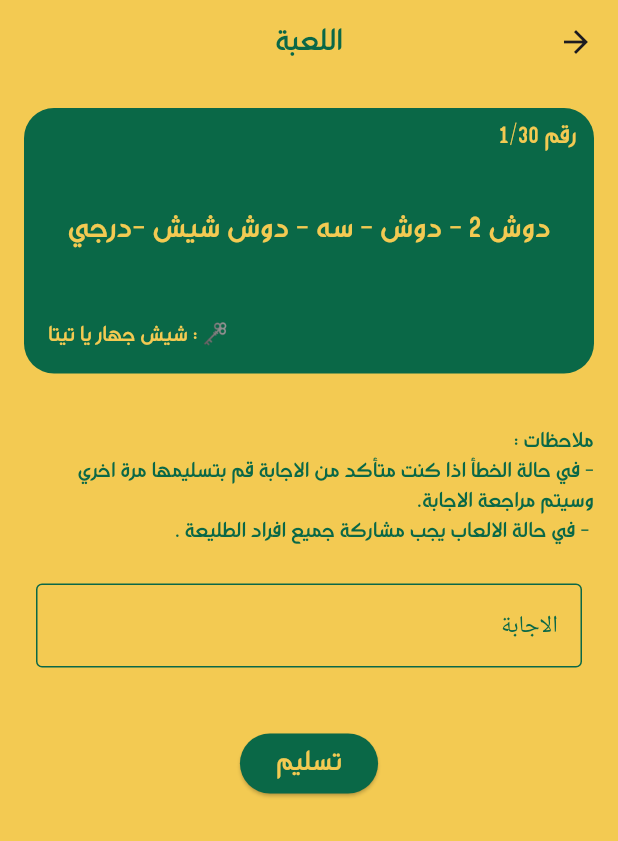
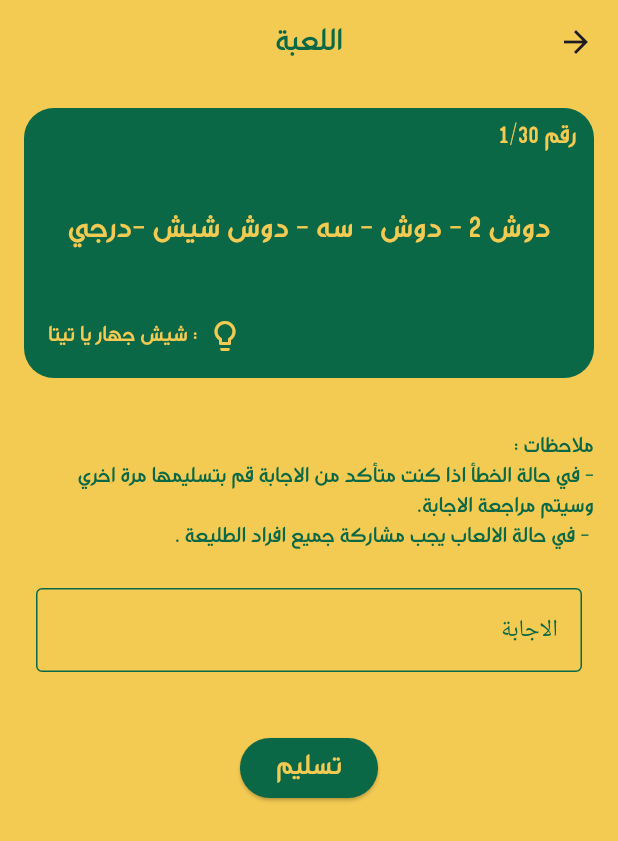
Before and after one commit to samuel2202-anis/The-Greatest-Patrol, a Flutter app: the QuizGame screen opened directly with empty values, on a phone screen of 412 x 824 dp. Shown: the top 841 px of the screen. Run offline on Flutter 3.47's test engine with Material 3 defaults, Android fonts, the phone set to English and light mode, and no system bars; our stand-ins replace cloud_firestore, firebase_core, flutter_countdown_timer, pdf, printing, shared_preferences; accounts and stored records are empty.

Commit message:
Refactor: Update hint display in game.dart

```diff
--- a/lib/widgets/game.dart
+++ b/lib/widgets/game.dart
@@ -238,11 +238,17 @@ try{
                                 alignment: Alignment.bottomLeft,
                                 child: Padding(
                                   padding: const EdgeInsets.all(16.0),
-                                  child: Text(' 🗝 : ${questions[currentQuestionIndex].hint}',style: TextStyle(
-                                    fontSize: 14,
-                                    fontFamily: '18 Khebrat',
-                                    color: primaryColor
-                                  ),),
+                                  child: Row(
+                                    mainAxisAlignment: MainAxisAlignment.end,
+                                    children: [
+                                      Icon(Icons.lightbulb_outline,color: primaryColor,),
+                                      Text('  : ${questions[currentQuestionIndex].hint}',style: TextStyle(
+                                        fontSize: 14,
+                                        fontFamily: '18 Khebrat',
+                                        color: primaryColor
+                                      ),),
+                                    ],
+                                  ),
                                 ),
                               ),
 
```
